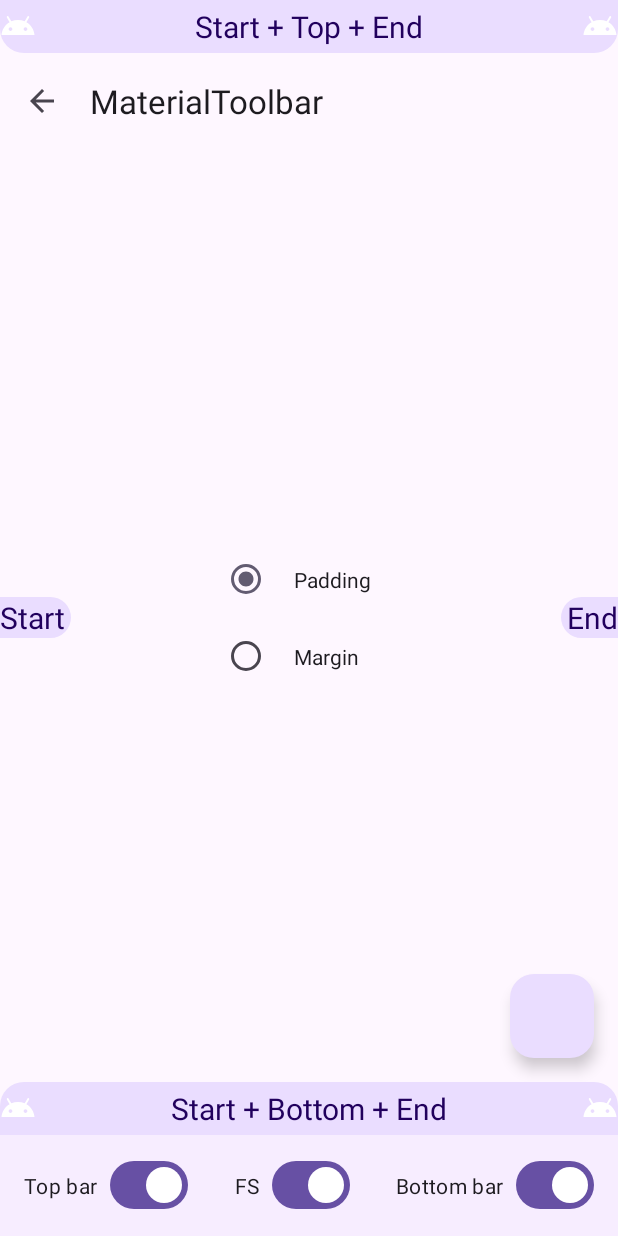
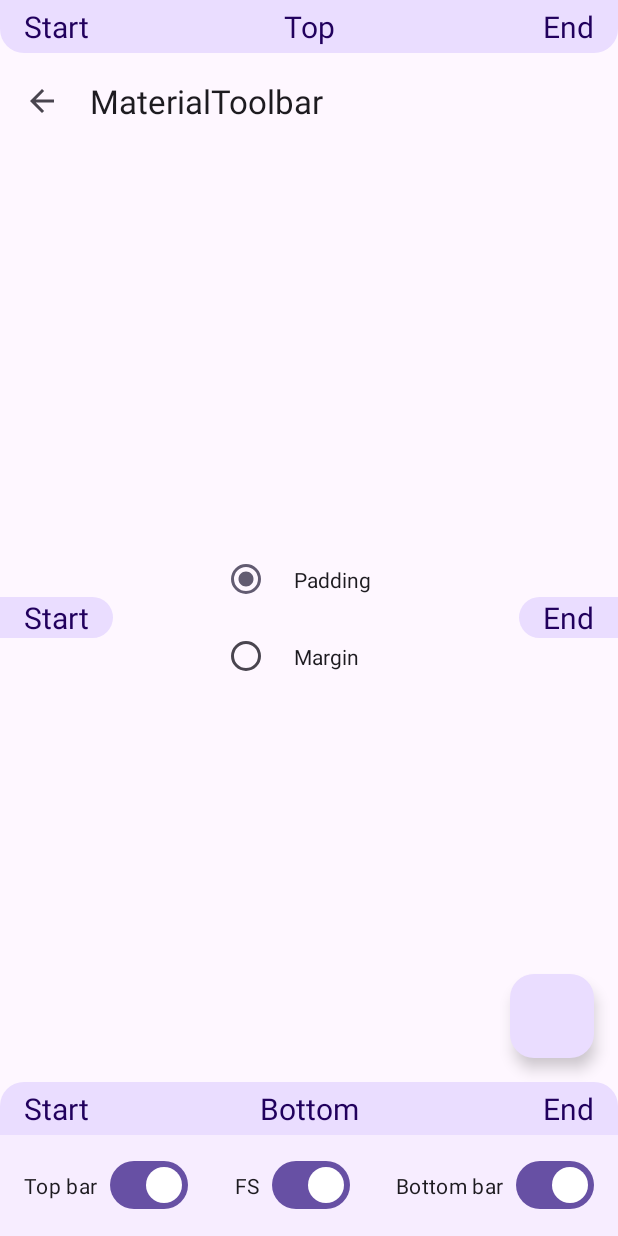
Before and after one commit to atomofiron/android-extended-insets, an Android app: the screen it shows after launch (DemoActivity), on a phone screen of 412 x 824 dp. Run offline under Robolectric (Android 15) with nearby library versions, the phone set to English and light mode, and no system bars.

Commit message:
separate labels

```diff
--- a/app/src/main/res/drawable/ic_android.xml
+++ /dev/null
@@ -1,12 +0,0 @@
-<vector
-    xmlns:android="http://schemas.android.com/apk/res/android"
-    android:width="24dp"
-    android:height="24dp"
-    android:viewportWidth="24"
-    android:viewportHeight="24"
-    >
-    <path
-        android:fillColor="@android:color/white"
-        android:pathData="M17.6,9.48l1.84,-3.18c0.16,-0.31 0.04,-0.69 -0.26,-0.85c-0.29,-0.15 -0.65,-0.06 -0.83,0.22l-1.88,3.24c-2.86,-1.21 -6.08,-1.21 -8.94,0L5.65,5.67c-0.19,-0.29 -0.58,-0.38 -0.87,-0.2C4.5,5.65 4.41,6.01 4.56,6.3L6.4,9.48C3.3,11.25 1.28,14.44 1,18h22C22.72,14.44 20.7,11.25 17.6,9.48zM7,15.25c-0.69,0 -1.25,-0.56 -1.25,-1.25c0,-0.69 0.56,-1.25 1.25,-1.25S8.25,13.31 8.25,14C8.25,14.69 7.69,15.25 7,15.25zM17,15.25c-0.69,0 -1.25,-0.56 -1.25,-1.25c0,-0.69 0.56,-1.25 1.25,-1.25s1.25,0.56 1.25,1.25C18.25,14.69 17.69,15.25 17,15.25z"
-        />
-</vector>
--- a/app/src/main/res/layout/activity_demo.xml
+++ b/app/src/main/res/layout/activity_demo.xml
@@ -42,24 +42,46 @@
             android:textSize="20sp"
             android:textColor="?colorOnPrimaryContainer"
             android:background="@drawable/rounded_corners_left"
-            android:paddingEnd="4dp"
+            android:paddingStart="16dp"
+            android:paddingEnd="16dp"
             />
-        <com.google.android.material.textview.MaterialTextView
+        <LinearLayout
             android:id="@+id/view_top"
             android:layout_width="match_parent"
             android:layout_height="wrap_content"
             android:layout_gravity="top"
-            android:gravity="center_horizontal"
-            android:text="Start + Top + End"
-            android:textSize="20sp"
-            android:textColor="?colorOnPrimaryContainer"
             android:background="@drawable/rounded_corners_top"
-            android:singleLine="true"
-            android:ellipsize="middle"
             android:paddingVertical="4dp"
-            app:drawableStartCompat="@drawable/ic_android"
-            app:drawableEndCompat="@drawable/ic_android"
-            />
+            android:orientation="horizontal"
+            android:paddingHorizontal="16dp"
+            >
+            <com.google.android.material.textview.MaterialTextView
+                android:layout_width="0dp"
+                android:layout_height="wrap_content"
+                android:layout_weight="1"
+                android:text="Start"
+                android:textSize="20sp"
+                android:textColor="?colorOnPrimaryContainer"
+                />
+            <com.google.android.material.textview.MaterialTextView
+                android:layout_width="0dp"
+                android:layout_height="wrap_content"
+                android:layout_weight="1"
+                android:text="Top"
+                android:textSize="20sp"
+                android:textColor="?colorOnPrimaryContainer"
+                android:gravity="center_horizontal"
+                />
+            <com.google.android.material.textview.MaterialTextView
+                android:layout_width="0dp"
+                android:layout_height="wrap_content"
+                android:layout_weight="1"
+                android:text="End"
+                android:textSize="20sp"
+                android:textColor="?colorOnPrimaryContainer"
+                android:gravity="end"
+                />
+        </LinearLayout>
         <com.google.android.material.textview.MaterialTextView
             android:id="@+id/view_end"
             android:layout_width="wrap_content"
@@ -69,24 +91,46 @@
             android:textSize="20sp"
             android:textColor="?colorOnPrimaryContainer"
             android:background="@drawable/rounded_corners_right"
-            android:paddingStart="4dp"
+            android:paddingStart="16dp"
+            android:paddingEnd="16dp"
             />
-        <com.google.android.material.textview.MaterialTextView
+        <LinearLayout
             android:id="@+id/view_bottom"
             android:layout_width="match_parent"
             android:layout_height="wrap_content"
             android:layout_gravity="bottom"
-            android:gravity="center_horizontal"
-            android:text="Start + Bottom + End"
-            android:textSize="20sp"
-            android:textColor="?colorOnPrimaryContainer"
             android:background="@drawable/rounded_corners_bottom"
-            android:singleLine="true"
-            android:ellipsize="middle"
             android:paddingVertical="4dp"
-            app:drawableStartCompat="@drawable/ic_android"
-            app:drawableEndCompat="@drawable/ic_android"
-            />
+            android:orientation="horizontal"
+            android:paddingHorizontal="16dp"
+            >
+            <com.google.android.material.textview.MaterialTextView
+                android:layout_width="0dp"
+                android:layout_height="wrap_content"
+                android:layout_weight="1"
+                android:text="Start"
+                android:textSize="20sp"
+                android:textColor="?colorOnPrimaryContainer"
+                />
+            <com.google.android.material.textview.MaterialTextView
+                android:layout_width="0dp"
+                android:layout_height="wrap_content"
+                android:layout_weight="1"
+                android:text="Bottom"
+                android:textSize="20sp"
+                android:textColor="?colorOnPrimaryContainer"
+                android:gravity="center_horizontal"
+                />
+            <com.google.android.material.textview.MaterialTextView
+                android:layout_width="0dp"
+                android:layout_height="wrap_content"
+                android:layout_weight="1"
+                android:text="End"
+                android:textSize="20sp"
+                android:textColor="?colorOnPrimaryContainer"
+                android:gravity="end"
+                />
+        </LinearLayout>
     </lib.atomofiron.demo.InsetsProviderFrameLayout>
     <RadioGroup
         android:id="@+id/radio_destination"
```
